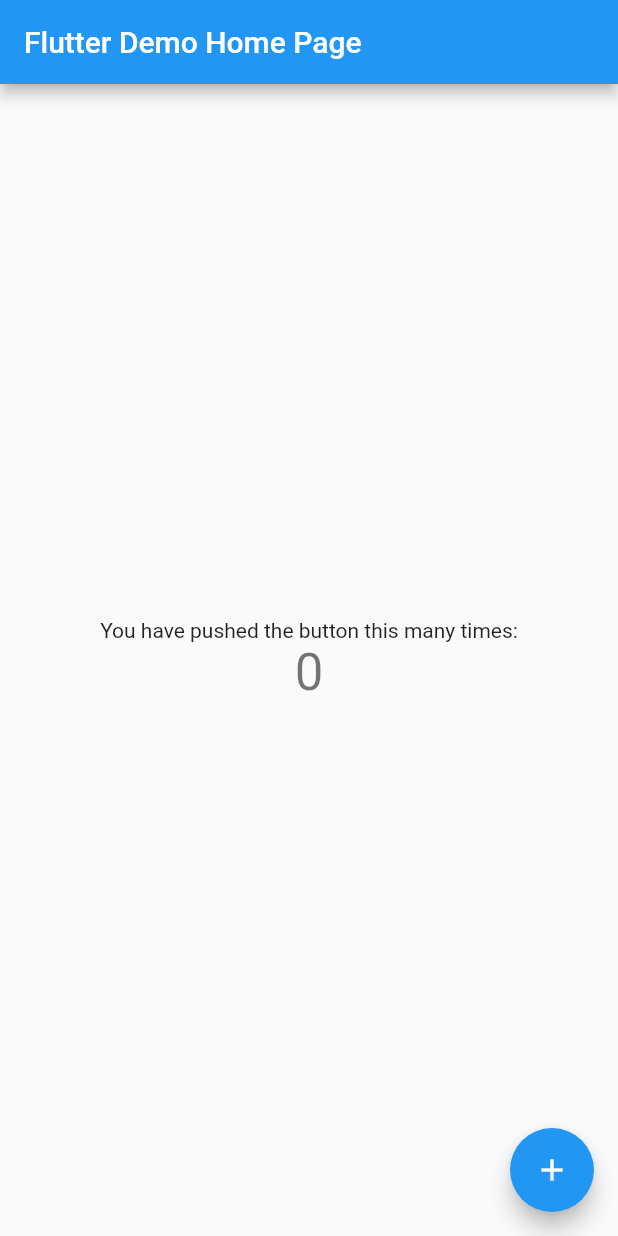
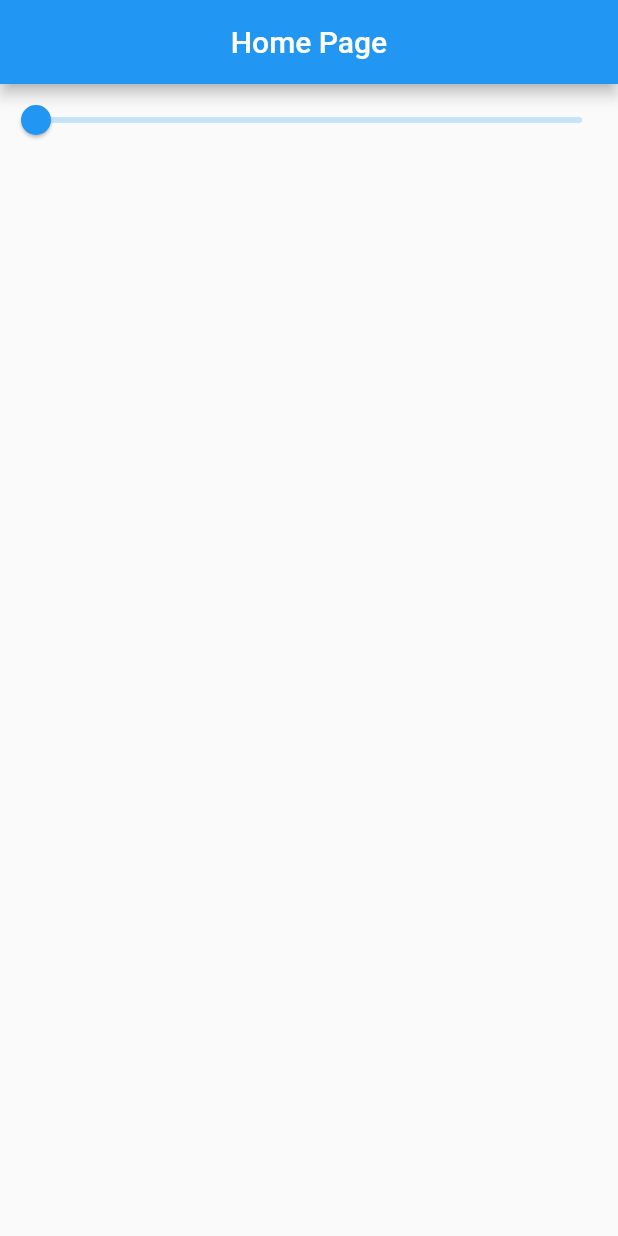
Before and after one commit to franzrupal/inherited_notifier, a Flutter app: the screen it shows after launch, on a phone screen of 412 x 824 dp. Run offline on Flutter 3.47's test engine with Material 2 defaults, Android fonts, the phone set to English and light mode, and no system bars.

Commit message:
Final change

```diff
--- a/lib/main.dart
+++ b/lib/main.dart
@@ -1,115 +1,95 @@
 import 'package:flutter/material.dart';
 
 void main() {
-  runApp(const MyApp());
+  runApp(MaterialApp(
+    title: 'Flutter Demo',
+    debugShowCheckedModeBanner: false,
+    theme: ThemeData(
+      primarySwatch: Colors.blue,
+    ),
+    home: const HomePage(),
+  ));
 }
 
-class MyApp extends StatelessWidget {
-  const MyApp({super.key});
+class SliderData extends ChangeNotifier {
+  double _value = 0.0;
+  double get value => _value;
+  set value(double newValue) {
+    if (newValue != _value) {
+      _value = newValue;
+      notifyListeners();
+    }
+  }
+}
 
-  // This widget is the root of your application.
+final sliderData = SliderData();
+
+class SliderInheritedNotifier extends InheritedNotifier<SliderData> {
+  const SliderInheritedNotifier(
+      {Key? key, required SliderData sliderData, required Widget child})
+      : super(key: key, notifier: sliderData, child: child);
+
+  static double of(BuildContext context) {
+    return context
+            .dependOnInheritedWidgetOfExactType<SliderInheritedNotifier>()
+            ?.notifier
+            ?.value ??
+        0.0;
+  }
+}
+
+class HomePage extends StatefulWidget {
+  const HomePage({super.key});
+
+  @override
+  State<HomePage> createState() => _HomePageState();
+}
+
+class _HomePageState extends State<HomePage> {
   @override
   Widget build(BuildContext context) {
-    return MaterialApp(
-      title: 'Flutter Demo',
-      theme: ThemeData(
-        // This is the theme of your application.
-        //
-        // Try running your application with "flutter run". You'll see the
-        // application has a blue toolbar. Then, without quitting the app, try
-        // changing the primarySwatch below to Colors.green and then invoke
-        // "hot reload" (press "r" in the console where you ran "flutter run",
-        // or simply save your changes to "hot reload" in a Flutter IDE).
-        // Notice that the counter didn't reset back to zero; the application
-        // is not restarted.
-        primarySwatch: Colors.blue,
+    return Scaffold(
+      appBar: AppBar(
+        title: const Text('Home Page'),
+        centerTitle: true,
       ),
-      home: const MyHomePage(title: 'Flutter Demo Home Page'),
+      body: SliderInheritedNotifier(
+        sliderData: sliderData,
+        child: Builder(builder: (context) {
+          return Column(
+            children: [
+              Slider(
+                  value: SliderInheritedNotifier.of(context),
+                  onChanged: (value) {
+                    sliderData.value = value;
+                  }),
+              Row(
+                mainAxisSize: MainAxisSize.max,
+                children: [
+                  Opacity(
+                    opacity: SliderInheritedNotifier.of(context),
+                    child: Container(
+                      color: Colors.yellow,
+                      height: 200,
+                    ),
+                  ),
+                  Opacity(
+                    opacity: SliderInheritedNotifier.of(context),
+                    child: Container(
+                      color: Colors.blue,
+                      height: 200,
+                    ),
+                  ),
+                ].expandEqually().toList(),
+              ),
+            ],
+          );
+        }),
+      ),
     );
   }
 }
 
-class MyHomePage extends StatefulWidget {
-  const MyHomePage({super.key, required this.title});
-
-  // This widget is the home page of your application. It is stateful, meaning
-  // that it has a State object (defined below) that contains fields that affect
-  // how it looks.
-
-  // This class is the configuration for the state. It holds the values (in this
-  // case the title) provided by the parent (in this case the App widget) and
-  // used by the build method of the State. Fields in a Widget subclass are
-  // always marked "final".
-
-  final String title;
-
-  @override
-  State<MyHomePage> createState() => _MyHomePageState();
+extension ExpandEqually on Iterable<Widget> {
+  Iterable<Widget> expandEqually() => map((w) => Expanded(child: w));
 }
-
-class _MyHomePageState extends State<MyHomePage> {
-  int _counter = 0;
-
-  void _incrementCounter() {
-    setState(() {
-      // This call to setState tells the Flutter framework that something has
-      // changed in this State, which causes it to rerun the build method below
-      // so that the display can reflect the updated values. If we changed
-      // _counter without calling setState(), then the build method would not be
-      // called again, and so nothing would appear to happen.
-      _counter++;
-    });
-  }
-
-  @override
-  Widget build(BuildContext context) {
-    // This method is rerun every time setState is called, for instance as done
-    // by the _incrementCounter method above.
-    //
-    // The Flutter framework has been optimized to make rerunning build methods
-    // fast, so that you can just rebuild anything that needs updating rather
-    // than having to individually change instances of widgets.
-    return Scaffold(
-      appBar: AppBar(
-        // Here we take the value from the MyHomePage object that was created by
-        // the App.build method, and use it to set our appbar title.
-        title: Text(widget.title),
-      ),
-      body: Center(
-        // Center is a layout widget. It takes a single child and positions it
-        // in the middle of the parent.
-        child: Column(
-          // Column is also a layout widget. It takes a list of children and
-          // arranges them vertically. By default, it sizes itself to fit its
-          // children horizontally, and tries to be as tall as its parent.
-          //
-          // Invoke "debug painting" (press "p" in the console, choose the
-          // "Toggle Debug Paint" action from the Flutter Inspector in Android
-          // Studio, or the "Toggle Debug Paint" command in Visual Studio Code)
-          // to see the wireframe for each widget.
-          //
-          // Column has various properties to control how it sizes itself and
-          // how it positions its children. Here we use mainAxisAlignment to
-          // center the children vertically; the main axis here is the vertical
-          // axis because Columns are vertical (the cross axis would be
-          // horizontal).
-          mainAxisAlignment: MainAxisAlignment.center,
-          children: <Widget>[
-            const Text(
-              'You have pushed the button this many times:',
-            ),
-            Text(
-              '$_counter',
-              style: Theme.of(context).textTheme.headlineMedium,
-            ),
-          ],
-        ),
-      ),
-      floatingActionButton: FloatingActionButton(
-        onPressed: _incrementCounter,
-        tooltip: 'Increment',
-        child: const Icon(Icons.add),
-      ), // This trailing comma makes auto-formatting nicer for build methods.
-    );
-  }
-}
```
Also changed, not shown: 1 other file.
